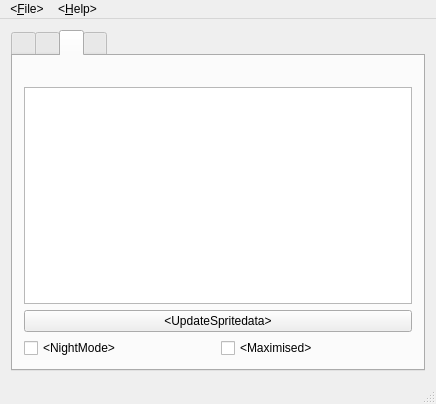
Before: the Qt Designer form mainwindow.ui in ExplosBlue/CoinKiller, drawn with Qt 5.
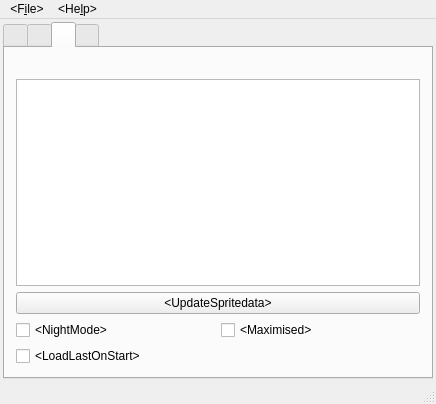
After: the same form once the commit is applied. The open tabs and pages were chosen to show the change.

```diff
--- a/mainwindow.ui
+++ b/mainwindow.ui
@@ -18,6 +18,18 @@
   </property>
   <widget class="QWidget" name="centralWidget">
    <layout class="QVBoxLayout" name="verticalLayout">
+    <property name="leftMargin">
+     <number>3</number>
+    </property>
+    <property name="topMargin">
+     <number>3</number>
+    </property>
+    <property name="rightMargin">
+     <number>3</number>
+    </property>
+    <property name="bottomMargin">
+     <number>3</number>
+    </property>
     <item>
      <widget class="QTabWidget" name="tabWidget">
       <property name="currentIndex">
@@ -123,21 +135,28 @@
          </layout>
         </item>
         <item>
-         <layout class="QHBoxLayout" name="horizontalLayout">
-          <item>
+         <layout class="QGridLayout" name="gridLayout">
+          <item row="0" column="0">
            <widget class="QCheckBox" name="nightModeCheckbox">
             <property name="text">
              <string>&lt;NightMode&gt;</string>
             </property>
            </widget>
           </item>
-          <item>
+          <item row="0" column="1">
            <widget class="QCheckBox" name="maximisedCheckbox">
             <property name="text">
              <string>&lt;Maximised&gt;</string>
             </property>
            </widget>
           </item>
+          <item row="1" column="0">
+           <widget class="QCheckBox" name="loadLastCheckbox">
+            <property name="text">
+             <string>&lt;LoadLastOnStart&gt;</string>
+            </property>
+           </widget>
+          </item>
          </layout>
         </item>
        </layout>
@@ -166,18 +185,18 @@
      <x>0</x>
      <y>0</y>
      <width>436</width>
-     <height>36</height>
+     <height>23</height>
     </rect>
    </property>
    <widget class="QMenu" name="menuFile">
     <property name="title">
-     <string>&lt;&amp;File&gt;</string>
+     <string>&lt;F&amp;ile&gt;</string>
     </property>
     <addaction name="actionLoadUnpackedROMFS"/>
    </widget>
    <widget class="QMenu" name="menuHelp">
     <property name="title">
-     <string>&lt;&amp;Help&gt;</string>
+     <string>&lt;He&amp;lp&gt;</string>
     </property>
     <addaction name="actionAbout"/>
    </widget>
```
Left out of the diff: 5 changed lines with no effect on the pictures.
